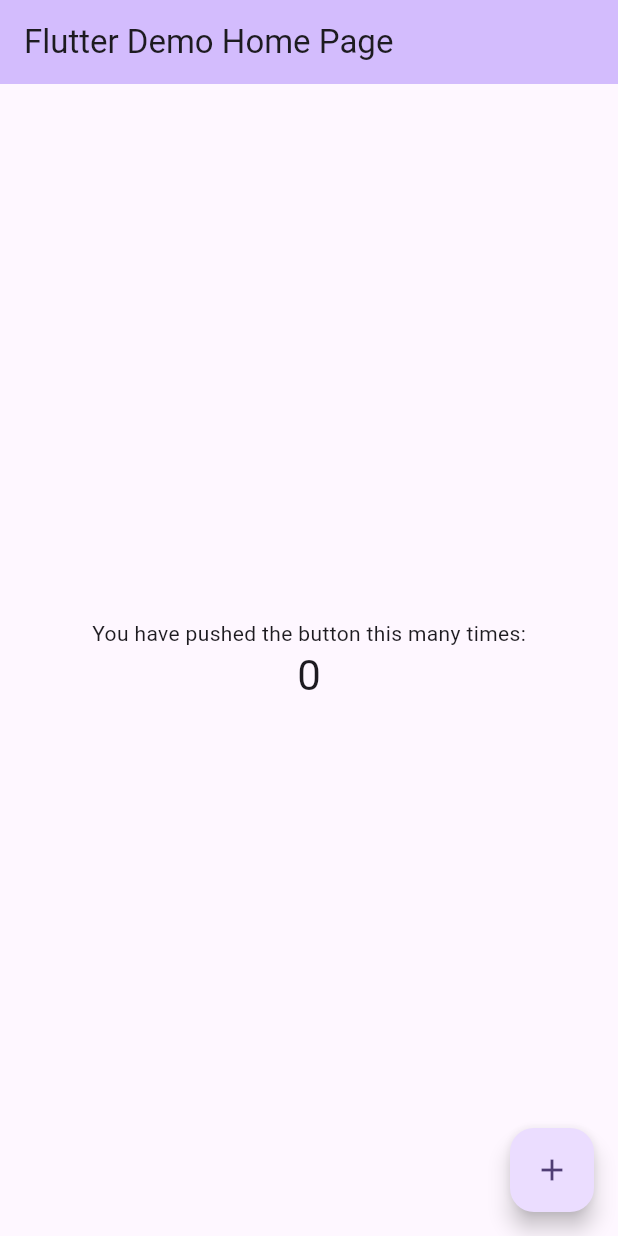
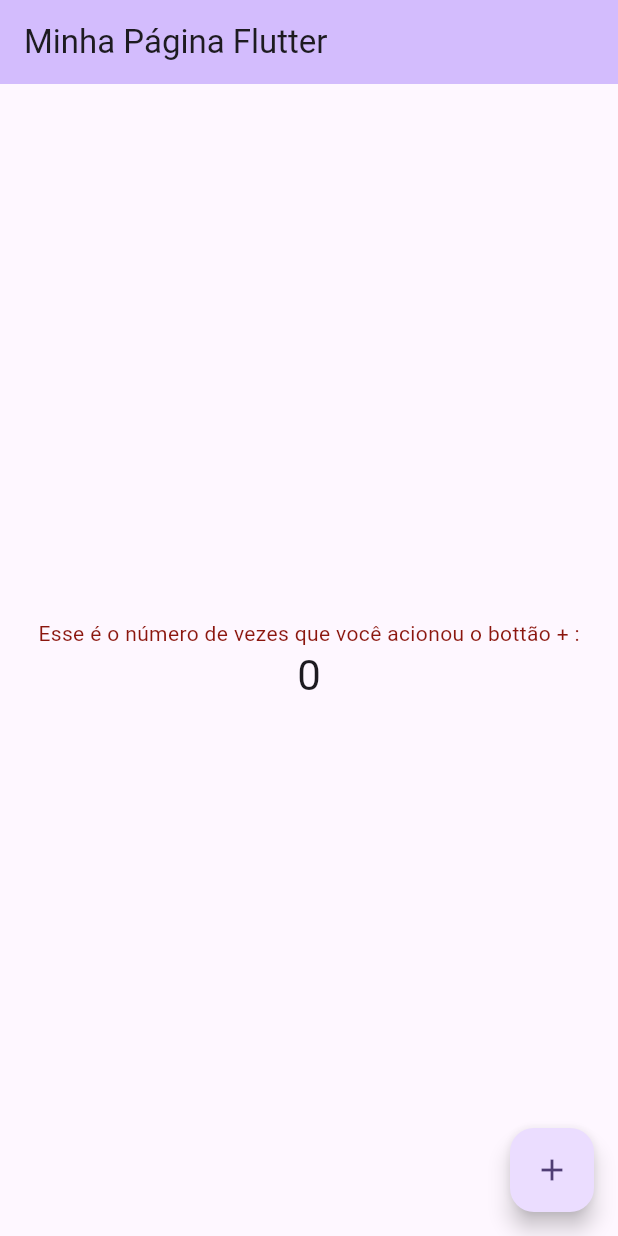
Before and after one commit to danielbvrr/meuAppFlutter, a Flutter app: the screen it shows after launch, on a phone screen of 412 x 824 dp. Run offline on Flutter 3.47's test engine with Material 3 defaults, Android fonts, the phone set to English and light mode, and no system bars.

Commit message:
Commit alterçãoe de cor

```diff
--- a/lib/main.dart
+++ b/lib/main.dart
@@ -11,7 +11,7 @@ class MyApp extends StatelessWidget {
   @override
   Widget build(BuildContext context) {
     return MaterialApp(
-      title: 'Flutter Demo',
+      title: 'Meu Primeiro Flutter',
       theme: ThemeData(
         // This is the theme of your application.
         //
@@ -31,7 +31,7 @@ class MyApp extends StatelessWidget {
         colorScheme: ColorScheme.fromSeed(seedColor: Colors.deepPurple),
         useMaterial3: true,
       ),
-      home: const MyHomePage(title: 'Flutter Demo Home Page'),
+      home: const MyHomePage(title: 'Minha Página Flutter'),
     );
   }
 }
@@ -106,7 +106,8 @@ class _MyHomePageState extends State<MyHomePage> {
           mainAxisAlignment: MainAxisAlignment.center,
           children: <Widget>[
             const Text(
-              'You have pushed the button this many times:',
+              'Esse é o número de vezes que você acionou o bottão + :',
+              style: TextStyle(color: Color.fromARGB(255, 139, 22, 14)),
             ),
             Text(
               '$_counter',
```
